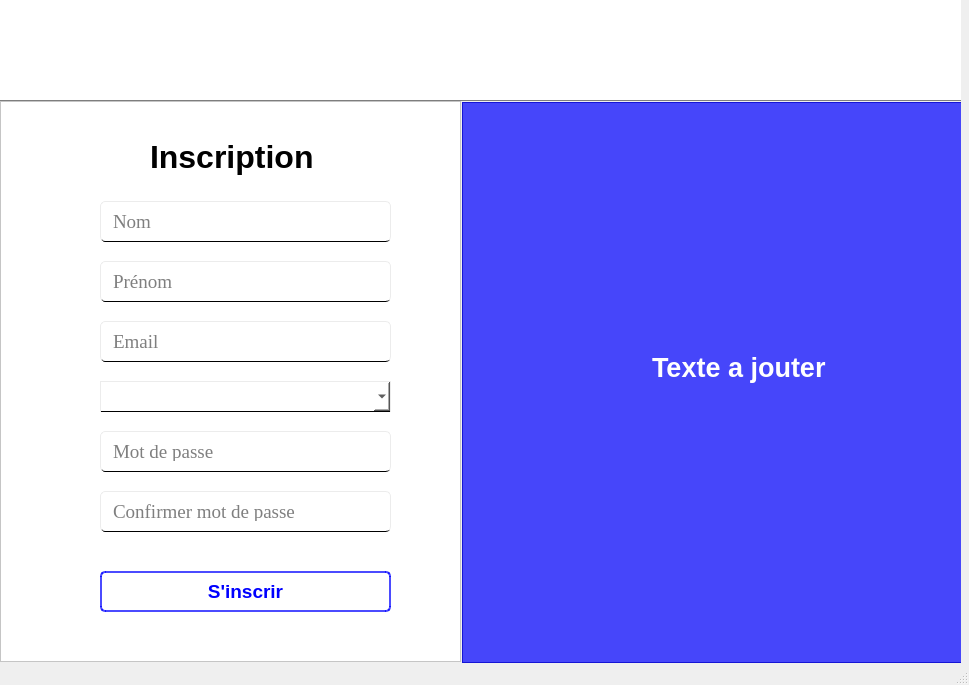
First picture: the form in UI/Etudiant/index.ui, repository FranckyPopo/education, before the edit.
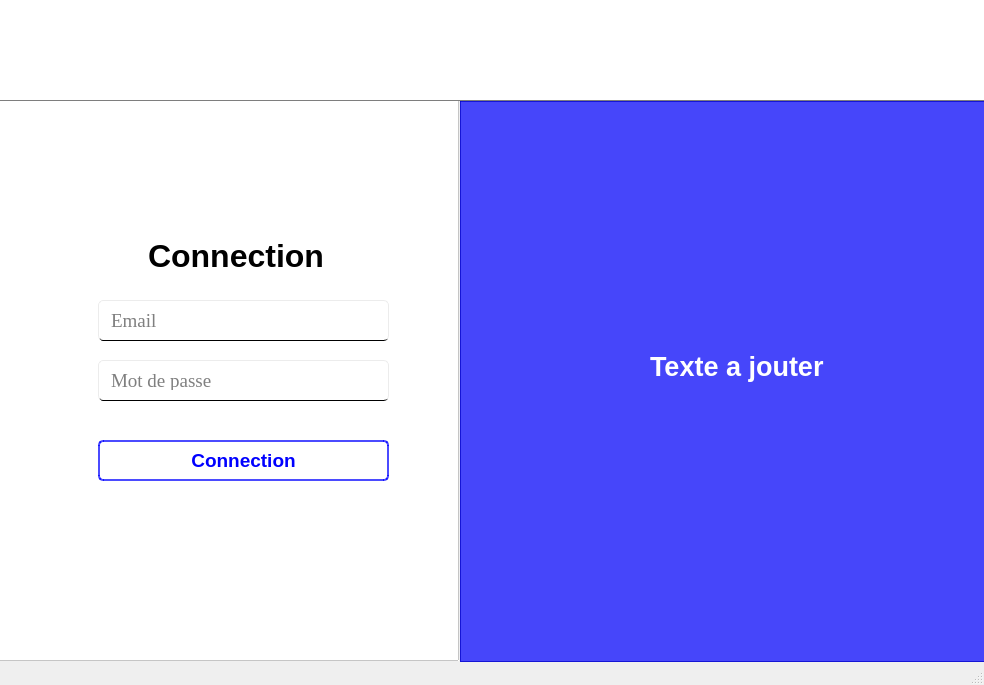
Second picture: the form after the edit. The open tabs and pages were chosen to show the change. Icons and pictures are not drawn.

Commit message: Ajout de la fênetre connection

```diff
--- a/UI/Etudiant/index.ui
+++ b/UI/Etudiant/index.ui
@@ -6,7 +6,7 @@
    <rect>
     <x>0</x>
     <y>0</y>
-    <width>969</width>
+    <width>984</width>
     <height>685</height>
    </rect>
   </property>
@@ -19,7 +19,7 @@
      <rect>
       <x>-10</x>
       <y>0</y>
-      <width>971</width>
+      <width>1001</width>
       <height>681</height>
      </rect>
     </property>
@@ -1092,7 +1092,7 @@
        <rect>
         <x>472</x>
         <y>102</y>
-        <width>501</width>
+        <width>521</width>
         <height>561</height>
        </rect>
       </property>
@@ -1137,6 +1137,265 @@
       </widget>
      </widget>
     </widget>
+    <widget class="QWidget" name="pag_connection">
+     <widget class="QFrame" name="frame_connection_left">
+      <property name="geometry">
+       <rect>
+        <x>8</x>
+        <y>100</y>
+        <width>461</width>
+        <height>561</height>
+       </rect>
+      </property>
+      <property name="maximumSize">
+       <size>
+        <width>468</width>
+        <height>16777215</height>
+       </size>
+      </property>
+      <property name="font">
+       <font>
+        <pointsize>5</pointsize>
+       </font>
+      </property>
+      <property name="focusPolicy">
+       <enum>Qt::NoFocus</enum>
+      </property>
+      <property name="toolTip">
+       <string/>
+      </property>
+      <property name="styleSheet">
+       <string notr="true">QFrame#frame_connection_left{
+background-color: rgb(255, 255, 255);
+}
+
+</string>
+      </property>
+      <property name="frameShape">
+       <enum>QFrame::StyledPanel</enum>
+      </property>
+      <property name="frameShadow">
+       <enum>QFrame::Raised</enum>
+      </property>
+      <widget class="QLabel" name="label_connection">
+       <property name="geometry">
+        <rect>
+         <x>150</x>
+         <y>130</y>
+         <width>181</width>
+         <height>51</height>
+        </rect>
+       </property>
+       <property name="font">
+        <font>
+         <family>Arial</family>
+         <pointsize>24</pointsize>
+         <weight>75</weight>
+         <bold>true</bold>
+        </font>
+       </property>
+       <property name="text">
+        <string>Connection</string>
+       </property>
+      </widget>
+      <widget class="QLineEdit" name="enter_email_connection">
+       <property name="geometry">
+        <rect>
+         <x>100</x>
+         <y>200</y>
+         <width>291</width>
+         <height>41</height>
+        </rect>
+       </property>
+       <property name="font">
+        <font>
+         <family>Times New Roman</family>
+         <pointsize>14</pointsize>
+        </font>
+       </property>
+       <property name="styleSheet">
+        <string notr="true">QLineEdit#enter_email_connection{
+padding: 10px;
+border-top: 1px solid rgb(236, 236, 236);
+border-left: 1px solid rgb(236, 236, 236);
+border-right: 1px solid rgb(236, 236, 236);
+border-bottom: 1px solid black;
+border-radius: 5px;
+}
+
+QLineEdit#enter_email_connection::hover {
+border-bottom: 2px solid rgb(0, 0, 255);
+}
+
+</string>
+       </property>
+       <property name="placeholderText">
+        <string>Email</string>
+       </property>
+      </widget>
+      <widget class="QLineEdit" name="enter_password_connection">
+       <property name="geometry">
+        <rect>
+         <x>100</x>
+         <y>260</y>
+         <width>291</width>
+         <height>41</height>
+        </rect>
+       </property>
+       <property name="font">
+        <font>
+         <family>Times New Roman</family>
+         <pointsize>14</pointsize>
+        </font>
+       </property>
+       <property name="styleSheet">
+        <string notr="true">QLineEdit#enter_password_connection{
+padding: 10px;
+border-top: 1px solid rgb(236, 236, 236);
+border-left: 1px solid rgb(236, 236, 236);
+border-right: 1px solid rgb(236, 236, 236);
+border-bottom: 1px solid black;
+border-radius: 5px;
+}
+
+QLineEdit#enter_password_connection::hover {
+border-bottom: 2px solid rgb(0, 0, 255);
+}
+
+</string>
+       </property>
+       <property name="placeholderText">
+        <string>Mot de passe</string>
+       </property>
+      </widget>
+      <widget class="QPushButton" name="bnt_connection_2">
+       <property name="geometry">
+        <rect>
+         <x>100</x>
+         <y>340</y>
+         <width>291</width>
+         <height>41</height>
+        </rect>
+       </property>
+       <property name="font">
+        <font>
+         <pointsize>14</pointsize>
+         <weight>75</weight>
+         <bold>true</bold>
+        </font>
+       </property>
+       <property name="styleSheet">
+        <string notr="true">QPushButton#bnt_connection_2 {
+background-color: rgb(255, 255, 255);
+border: 2px solid rgb(0, 0, 255, 180);
+border-radius: 5px;
+color: rgb(0, 0, 255);
+}
+
+QPushButton#bnt_connection_2::hover {
+background-color: rgba(0, 0, 255, 180);
+color: rgb(255, 255, 255);
+} </string>
+       </property>
+       <property name="text">
+        <string>Connection</string>
+       </property>
+      </widget>
+     </widget>
+     <widget class="QFrame" name="frame_logo_3">
+      <property name="geometry">
+       <rect>
+        <x>8</x>
+        <y>0</y>
+        <width>991</width>
+        <height>101</height>
+       </rect>
+      </property>
+      <property name="styleSheet">
+       <string notr="true">QFrame#frame_logo_3{
+background-color: rgb(255, 255, 255);
+border: 1px solid rgb(126, 126, 126);
+border-top: 0px;
+border-left: 0px;
+border-right: 0px;
+}</string>
+      </property>
+      <property name="frameShape">
+       <enum>QFrame::StyledPanel</enum>
+      </property>
+      <property name="frameShadow">
+       <enum>QFrame::Raised</enum>
+      </property>
+      <widget class="QLabel" name="logo_app_3">
+       <property name="geometry">
+        <rect>
+         <x>41</x>
+         <y>14</y>
+         <width>71</width>
+         <height>71</height>
+        </rect>
+       </property>
+       <property name="text">
+        <string/>
+       </property>
+       <property name="pixmap">
+        <pixmap>../../img/bulle-de-chat.png</pixmap>
+       </property>
+       <property name="scaledContents">
+        <bool>true</bool>
+       </property>
+      </widget>
+     </widget>
+     <widget class="QFrame" name="frame_connection_right">
+      <property name="geometry">
+       <rect>
+        <x>470</x>
+        <y>101</y>
+        <width>531</width>
+        <height>561</height>
+       </rect>
+      </property>
+      <property name="styleSheet">
+       <string notr="true">QFrame#frame_connection_right{
+background-color:rgba(0, 0, 255, 180);
+}
+
+</string>
+      </property>
+      <property name="frameShape">
+       <enum>QFrame::StyledPanel</enum>
+      </property>
+      <property name="frameShadow">
+       <enum>QFrame::Raised</enum>
+      </property>
+      <widget class="QLabel" name="label_motivation_2">
+       <property name="geometry">
+        <rect>
+         <x>190</x>
+         <y>240</y>
+         <width>181</width>
+         <height>51</height>
+        </rect>
+       </property>
+       <property name="font">
+        <font>
+         <family>Arial</family>
+         <pointsize>20</pointsize>
+         <weight>75</weight>
+         <bold>true</bold>
+        </font>
+       </property>
+       <property name="styleSheet">
+        <string notr="true">QLabel#label_motivation_2 {
+color: rgb(255, 255, 255);
+}</string>
+       </property>
+       <property name="text">
+        <string>Texte a jouter</string>
+       </property>
+      </widget>
+     </widget>
+    </widget>
    </widget>
   </widget>
   <widget class="QMenuBar" name="menubar">
```
Left out of the diff: 10 changed lines with no effect on the pictures.
